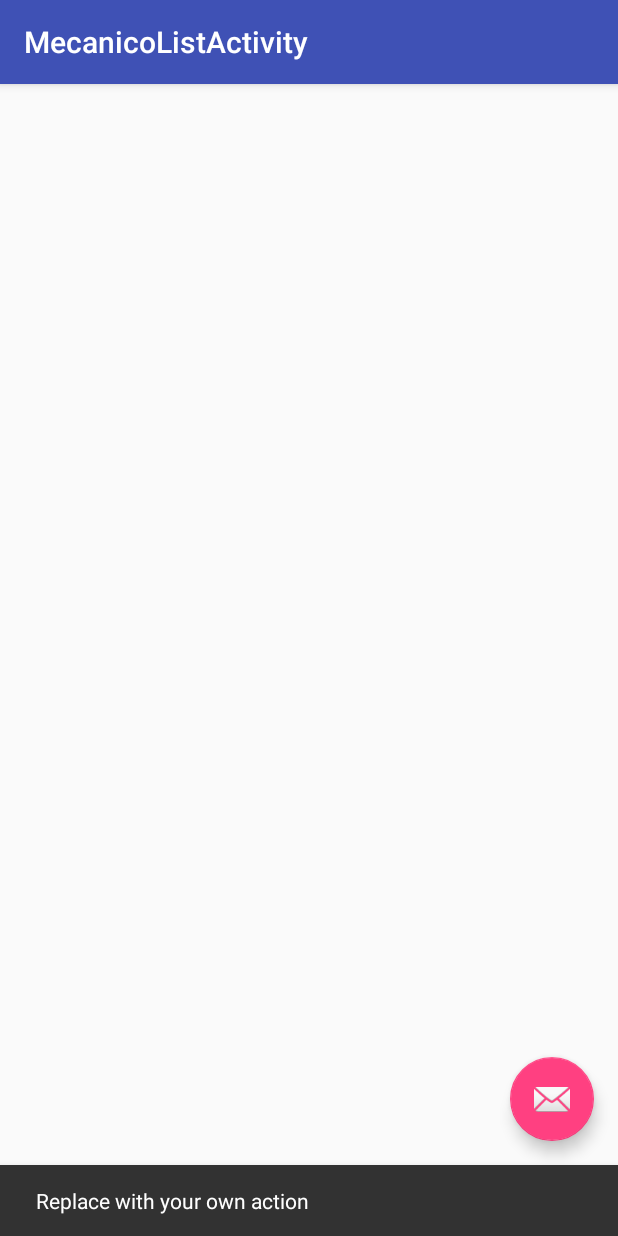
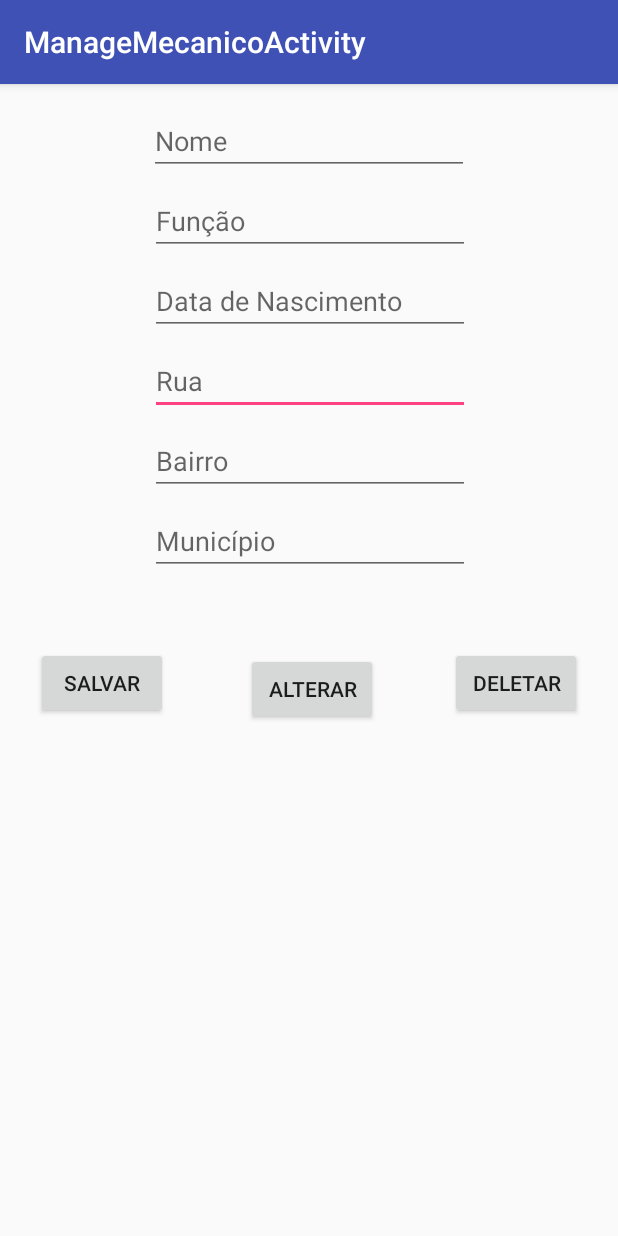
Before and after one commit to mbissonho/Trabalho03-2018-1, an Android app: the MecanicoListActivity screen opened directly, with no data from a screen before it, after a tap on an icon or button, on a phone screen of 412 x 824 dp. Run offline under Robolectric (Android 15) with nearby library versions, the phone set to English and light mode, and no system bars.

Commit message:
Layout do gerenciamento de Mecânicos criado.

```diff
--- a/app/src/main/AndroidManifest.xml
+++ b/app/src/main/AndroidManifest.xml
@@ -23,7 +23,9 @@
         <activity
             android:name=".OficinaListActivity"
             android:label="OficinaListActivity"
-            android:theme="@style/AppTheme.NoActionBar"></activity>
+            android:theme="@style/AppTheme.NoActionBar" />
+        <activity android:name=".ManageMecanicoActivity" android:label="ManageMecanicoActivity" />
+        <activity android:name=".ManageOficinaActivity"></activity>
     </application>
 
 </manifest>
--- /dev/null
+++ b/app/src/main/java/br/edu/iff/pooa20181/trabalho03_2018_1/ManageMecanicoActivity.java
@@ -0,0 +1,13 @@
+package br.edu.iff.pooa20181.trabalho03_2018_1;
+
+import android.support.v7.app.AppCompatActivity;
+import android.os.Bundle;
+
+public class ManageMecanicoActivity extends AppCompatActivity {
+
+    @Override
+    protected void onCreate(Bundle savedInstanceState) {
+        super.onCreate(savedInstanceState);
+        setContentView(R.layout.activity_manage_mecanico);
+    }
+}
--- /dev/null
+++ b/app/src/main/java/br/edu/iff/pooa20181/trabalho03_2018_1/ManageOficinaActivity.java
@@ -0,0 +1,13 @@
+package br.edu.iff.pooa20181.trabalho03_2018_1;
+
+import android.support.v7.app.AppCompatActivity;
+import android.os.Bundle;
+
+public class ManageOficinaActivity extends AppCompatActivity {
+
+    @Override
+    protected void onCreate(Bundle savedInstanceState) {
+        super.onCreate(savedInstanceState);
+        setContentView(R.layout.activity_manage_oficina);
+    }
+}
--- a/app/src/main/java/br/edu/iff/pooa20181/trabalho03_2018_1/MecanicoListActivity.java
+++ b/app/src/main/java/br/edu/iff/pooa20181/trabalho03_2018_1/MecanicoListActivity.java
@@ -1,5 +1,6 @@
 package br.edu.iff.pooa20181.trabalho03_2018_1;
 
+import android.content.Intent;
 import android.os.Bundle;
 import android.support.design.widget.FloatingActionButton;
 import android.support.design.widget.Snackbar;
@@ -20,8 +21,8 @@ public class MecanicoListActivity extends AppCompatActivity {
         fab.setOnClickListener(new View.OnClickListener() {
             @Override
             public void onClick(View view) {
-                Snackbar.make(view, "Replace with your own action", Snackbar.LENGTH_LONG)
-                        .setAction("Action", null).show();
+                Intent intent = new Intent(MecanicoListActivity.this, ManageMecanicoActivity.class);
+                startActivity(intent);
             }
         });
     }
--- /dev/null
+++ b/app/src/main/res/layout/activity_manage_mecanico.xml
@@ -0,0 +1,123 @@
+<?xml version="1.0" encoding="utf-8"?>
+<android.support.constraint.ConstraintLayout xmlns:android="http://schemas.android.com/apk/res/android"
+    xmlns:app="http://schemas.android.com/apk/res-auto"
+    xmlns:tools="http://schemas.android.com/tools"
+    android:layout_width="match_parent"
+    android:layout_height="match_parent"
+    tools:context=".ManageMecanicoActivity">
+
+    <EditText
+        android:id="@+id/tRua"
+        android:layout_width="wrap_content"
+        android:layout_height="wrap_content"
+        android:layout_marginTop="8dp"
+        android:ems="10"
+        android:hint="Rua"
+        android:inputType="textPersonName"
+        app:layout_constraintEnd_toEndOf="parent"
+        app:layout_constraintHorizontal_bias="0.502"
+        app:layout_constraintStart_toStartOf="parent"
+        app:layout_constraintTop_toBottomOf="@+id/tDataDeNascimento" />
+
+    <EditText
+        android:id="@+id/tBairro"
+        android:layout_width="wrap_content"
+        android:layout_height="wrap_content"
+        android:layout_marginTop="8dp"
+        android:ems="10"
+        android:hint="Bairro"
+        android:inputType="textPersonName"
+        app:layout_constraintEnd_toEndOf="parent"
+        app:layout_constraintHorizontal_bias="0.502"
+        app:layout_constraintStart_toStartOf="parent"
+        app:layout_constraintTop_toBottomOf="@+id/tRua" />
+
+    <EditText
+        android:id="@+id/tMunicipio"
+        android:layout_width="wrap_content"
+        android:layout_height="wrap_content"
+        android:layout_marginTop="8dp"
+        android:ems="10"
+        android:hint="Município"
+        android:inputType="textPersonName"
+        app:layout_constraintEnd_toEndOf="parent"
+        app:layout_constraintHorizontal_bias="0.502"
+        app:layout_constraintStart_toStartOf="parent"
+        app:layout_constraintTop_toBottomOf="@+id/tBairro" />
+
+    <Button
+        android:id="@+id/btnSalvar"
+        android:layout_width="wrap_content"
+        android:layout_height="wrap_content"
+        android:layout_marginEnd="28dp"
+        android:layout_marginTop="48dp"
+        android:text="Salvar"
+        app:layout_constraintEnd_toStartOf="@+id/btnAlterar"
+        app:layout_constraintHorizontal_bias="0.5"
+        app:layout_constraintStart_toStartOf="parent"
+        app:layout_constraintTop_toBottomOf="@+id/tMunicipio" />
+
+    <Button
+        android:id="@+id/btnAlterar"
+        android:layout_width="wrap_content"
+        android:layout_height="wrap_content"
+        android:layout_marginEnd="24dp"
+        android:layout_marginTop="52dp"
+        android:text="Alterar"
+        app:layout_constraintEnd_toStartOf="@+id/btnDeletar"
+        app:layout_constraintHorizontal_bias="0.5"
+        app:layout_constraintStart_toEndOf="@+id/btnSalvar"
+        app:layout_constraintTop_toBottomOf="@+id/tMunicipio" />
+
+    <Button
+        android:id="@+id/btnDeletar"
+        android:layout_width="wrap_content"
+        android:layout_height="wrap_content"
+        android:layout_marginTop="48dp"
+        android:text="Deletar"
+        app:layout_constraintEnd_toEndOf="parent"
+        app:layout_constraintHorizontal_bias="0.5"
+        app:layout_constraintStart_toEndOf="@+id/btnAlterar"
+        app:layout_constraintTop_toBottomOf="@+id/tMunicipio" />
+
+    <EditText
+        android:id="@+id/tNome"
+        android:layout_width="wrap_content"
+        android:layout_height="wrap_content"
+        android:layout_marginTop="15dp"
+        android:ems="10"
+        android:hint="Nome"
+        android:inputType="textPersonName"
+        app:layout_constraintEnd_toEndOf="parent"
+        app:layout_constraintHorizontal_bias="0.5"
+        app:layout_constraintStart_toStartOf="parent"
+        app:layout_constraintTop_toTopOf="parent" />
+
+    <EditText
+        android:id="@+id/tDataDeNascimento"
+        android:layout_width="wrap_content"
+        android:layout_height="wrap_content"
+        android:layout_marginTop="8dp"
+        android:ems="10"
+        android:hint="Data de Nascimento"
+        android:inputType="textPersonName"
+        app:layout_constraintEnd_toEndOf="parent"
+        app:layout_constraintHorizontal_bias="0.502"
+        app:layout_constraintStart_toStartOf="parent"
+        app:layout_constraintTop_toBottomOf="@+id/tFuncao" />
+
+    <EditText
+        android:id="@+id/tFuncao"
+        android:layout_width="wrap_content"
+        android:layout_height="wrap_content"
+        android:layout_marginTop="8dp"
+        android:ems="10"
+        android:hint="Função"
+        android:inputType="textPersonName"
+        app:layout_constraintEnd_toEndOf="parent"
+        app:layout_constraintHorizontal_bias="0.502"
+        app:layout_constraintStart_toStartOf="parent"
+        app:layout_constraintTop_toBottomOf="@+id/tNome" />
+
+
+</android.support.constraint.ConstraintLayout>
--- /dev/null
+++ b/app/src/main/res/layout/activity_manage_oficina.xml
@@ -0,0 +1,9 @@
+<?xml version="1.0" encoding="utf-8"?>
+<android.support.constraint.ConstraintLayout xmlns:android="http://schemas.android.com/apk/res/android"
+    xmlns:app="http://schemas.android.com/apk/res-auto"
+    xmlns:tools="http://schemas.android.com/tools"
+    android:layout_width="match_parent"
+    android:layout_height="match_parent"
+    tools:context=".ManageOficinaActivity">
+
+</android.support.constraint.ConstraintLayout>
--- a/app/src/main/res/values/strings.xml
+++ b/app/src/main/res/values/strings.xml
@@ -2,4 +2,5 @@
     <string name="app_name">Trabalho03-2018-1</string>
     <string name="title_activity_mecanico_list">MecanicoListActivity</string>
     <string name="title_activity_oficina_list">OficinaListActivity</string>
+    <string name="title_activity_manage_oficina">ManageOficinaActivity</string>
 </resources>
```
